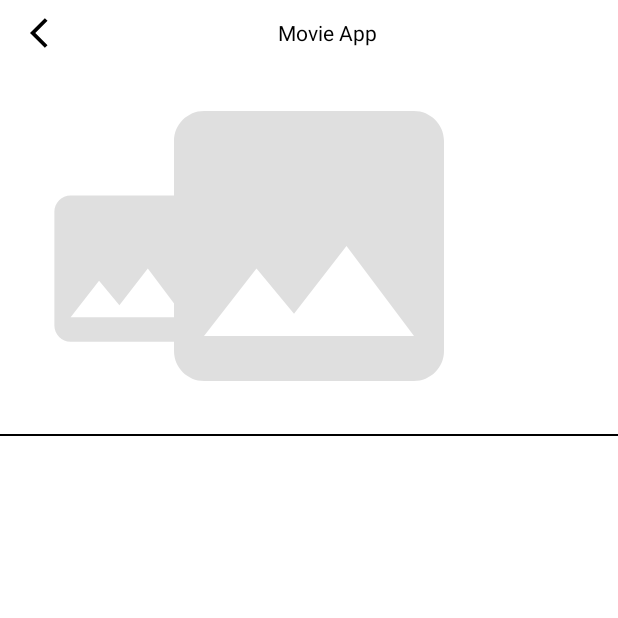
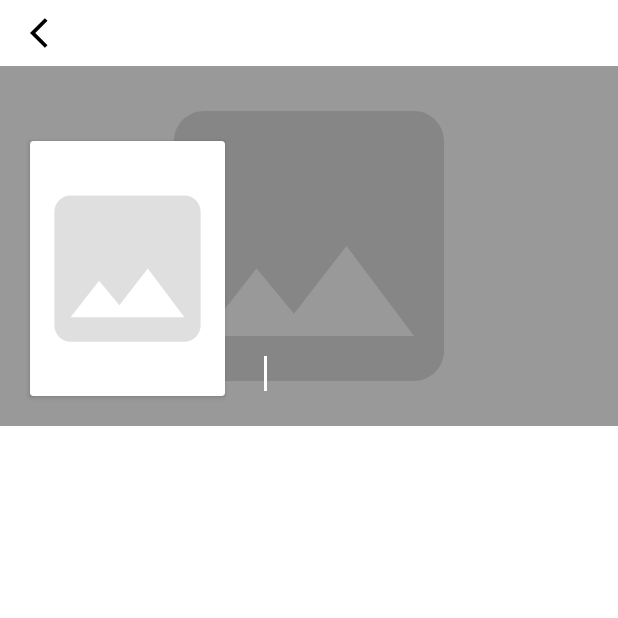
Before and after one commit to carloagetano/MovieKotlinApp, an Android app: the MovieDetailsActivity screen opened directly, with no data from a screen before it, on a phone screen of 412 x 824 dp, the top half of it. Run offline under Robolectric (Android 15) with nearby library versions, the phone set to English and light mode, and no system bars; our stand-ins replace data binding; network calls fail; pictures from the network do not load.

Commit message:
ui enhancement

```diff
--- a/app/src/main/res/layout/activity_main.xml
+++ b/app/src/main/res/layout/activity_main.xml
@@ -22,12 +22,15 @@
             app:layout_constraintTop_toTopOf="parent">
 
             <TextView
-                style="@style/TextAppearance.AppCompat.Title"
                 android:layout_width="match_parent"
                 android:layout_height="wrap_content"
+                android:layout_marginTop="10dp"
                 android:layout_marginBottom="5dp"
+                android:fontFamily="@font/rubik_bold"
                 android:text="@string/movie_app"
-                android:textAlignment="center" />
+                android:textAlignment="center"
+                android:textColor="@color/secondary_black"
+                android:textSize="20sp" />
 
             <androidx.recyclerview.widget.RecyclerView
                 android:id="@+id/movieRv"
--- a/app/src/main/res/layout/activity_movie_details.xml
+++ b/app/src/main/res/layout/activity_movie_details.xml
@@ -4,6 +4,7 @@
     xmlns:tools="http://schemas.android.com/tools">
 
     <data>
+
         <variable
             name="movie"
             type="com.example.moviekotlinapp.data.database.entity.MovieLocal" />
@@ -20,13 +21,15 @@
             android:layout_width="match_parent"
             android:layout_height="wrap_content"
             android:drawableStart="@drawable/ic_arrow_back"
-            android:gravity="center"
+            android:fontFamily="@font/rubik"
+            android:gravity="center_vertical"
             android:paddingStart="20dp"
             android:paddingTop="10dp"
             android:paddingEnd="20dp"
             android:paddingBottom="10dp"
-            android:text="@string/movie_app"
-            android:textColor="@color/black" />
+            android:text="@{movie.title}"
+            android:textColor="@color/secondary_black"
+            tools:text="Spider-Man" />
 
         <ScrollView
             android:layout_width="match_parent"
@@ -50,33 +53,51 @@
                         app:layout_constraintStart_toStartOf="parent"
                         app:layout_constraintTop_toTopOf="parent" />
 
-                    <ImageView
-                        android:id="@+id/movie_poster_img"
+                    <View
+                        android:layout_width="match_parent"
+                        android:layout_height="match_parent"
+                        android:background="@color/black_40"
+                        app:layout_constraintEnd_toEndOf="parent"
+                        app:layout_constraintStart_toStartOf="parent"
+                        app:layout_constraintTop_toTopOf="parent" />
+
+                    <androidx.cardview.widget.CardView
+                        android:id="@+id/movie_poster_cv"
                         android:layout_width="130dp"
                         android:layout_height="170dp"
                         android:layout_marginStart="20dp"
                         android:layout_marginBottom="20dp"
-                        android:src="@drawable/image_placeholder"
                         app:layout_constraintBottom_toBottomOf="parent"
-                        app:layout_constraintStart_toStartOf="parent" />
+                        app:layout_constraintStart_toStartOf="parent">
+
+                        <ImageView
+                            android:id="@+id/movie_poster_img"
+                            android:layout_width="match_parent"
+                            android:layout_height="match_parent"
+                            android:src="@drawable/image_placeholder" />
+
+
+                    </androidx.cardview.widget.CardView>
 
                     <LinearLayout
                         android:layout_width="wrap_content"
                         android:layout_height="wrap_content"
                         android:layout_marginStart="15dp"
                         android:orientation="vertical"
-                        app:layout_constraintBottom_toBottomOf="@+id/movie_poster_img"
-                        app:layout_constraintStart_toEndOf="@+id/movie_poster_img">
+                        app:layout_constraintBottom_toBottomOf="@+id/movie_poster_cv"
+                        app:layout_constraintStart_toEndOf="@+id/movie_poster_cv">
 
                         <TextView
                             android:id="@+id/movie_title_tv"
                             android:layout_width="wrap_content"
                             android:layout_height="wrap_content"
                             android:ellipsize="end"
+                            android:fontFamily="@font/rubik_medium"
                             android:maxWidth="230dp"
                             android:maxLines="2"
                             android:padding="5dp"
                             android:text="@{movie.title}"
+                            android:textColor="@color/white"
                             android:textSize="20sp"
                             tools:text="Spider-Man" />
 
@@ -89,17 +110,27 @@
                                 android:id="@+id/year_released_tv"
                                 android:layout_width="wrap_content"
                                 android:layout_height="wrap_content"
+                                android:fontFamily="@font/rubik"
                                 android:padding="5dp"
                                 android:text="@{movie.released}"
+                                android:textColor="@color/white"
                                 android:textSize="16sp"
                                 tools:text="2023" />
+
+                            <View
+                                android:layout_width="2dp"
+                                android:layout_height="23dp"
+                                android:layout_gravity="center"
+                                android:background="@color/white" />
 
                             <TextView
                                 android:id="@+id/rating_tv"
                                 android:layout_width="wrap_content"
                                 android:layout_height="wrap_content"
+                                android:fontFamily="@font/rubik"
                                 android:padding="5dp"
                                 android:text="@{movie.imdbRating}"
+                                android:textColor="@color/white"
                                 android:textSize="16sp"
                                 tools:text="5.0" />
 
@@ -107,18 +138,14 @@
                     </LinearLayout>
                 </androidx.constraintlayout.widget.ConstraintLayout>
 
-                <View
-                    android:layout_width="match_parent"
-                    android:layout_height="1dp"
-                    android:layout_marginTop="5dp"
-                    android:background="@color/black" />
-
                 <TextView
                     android:id="@+id/movie_overview_tv"
                     android:layout_width="match_parent"
                     android:layout_height="wrap_content"
+                    android:fontFamily="@font/rubik"
                     android:padding="20dp"
                     android:text="@{movie.plot}"
+                    android:textColor="@color/secondary_black"
                     android:textSize="16sp"
                     tools:text="Lorem ipsum dolor sit amet, consectetur adipiscing elit, sed do eiusmod tempor incididunt ut labore et dolore magna aliqua. Ut enim ad minim veniam, quis nostrud exercitation ullamco laboris nisi ut aliquip ex ea commodo consequat. Duis aute irure dolor in reprehenderit in voluptate velit esse cillum dolore eu fugiat nulla pariatur. Excepteur sint occaecat cupidatat non proident, sunt in culpa qui officia deserunt mollit anim id est laborum." />
 
--- a/app/src/main/res/layout/item_movie.xml
+++ b/app/src/main/res/layout/item_movie.xml
@@ -47,18 +47,19 @@
 
                 <TextView
                     android:id="@+id/movie_title_tv"
-                    style="@style/TextAppearance.AppCompat.Title"
                     android:layout_width="match_parent"
                     android:layout_height="wrap_content"
+                    android:fontFamily="@font/rubik_medium"
                     android:text="@{movie.title}"
                     android:textColor="@color/white"
+                    android:textSize="20sp"
                     tools:text="Spider-Man" />
 
                 <TextView
                     android:id="@+id/year_released_tv"
-                    style="@style/TextAppearance.AppCompat.Body1"
                     android:layout_width="match_parent"
                     android:layout_height="wrap_content"
+                    android:fontFamily="@font/rubik"
                     android:text="@{movie.released}"
                     android:textColor="@color/white"
                     android:textSize="16sp"
--- a/app/src/main/res/values/colors.xml
+++ b/app/src/main/res/values/colors.xml
@@ -8,4 +8,5 @@
     <color name="black">#FF000000</color>
     <color name="white">#FFFFFFFF</color>
     <color name="black_40">#66000000</color>
+    <color name="secondary_black">#121418</color>
 </resources>
```
Also changed, not shown: app/src/main/res/font/rubik.ttf (added), app/src/main/res/font/rubik_bold.ttf (added), app/src/main/res/font/rubik_light.ttf (added), app/src/main/res/font/rubik_medium.ttf (added).
